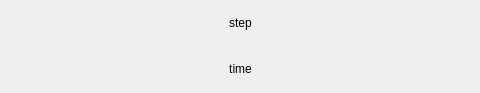
The window that res/ui/widget_item_step_info.ui (purejiang/BlankTool) describes before a commit, drawn with Qt 5; both pictures show x 128 to 608 and y 0 to 93 of the 700 by 93 pixel window.
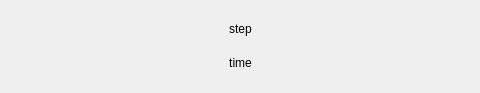
The same window after the commit.

```diff
--- a/res/ui/widget_item_step_info.ui
+++ b/res/ui/widget_item_step_info.ui
@@ -69,6 +69,12 @@
       <property name="spacing">
        <number>0</number>
       </property>
+      <property name="topMargin">
+       <number>12</number>
+      </property>
+      <property name="bottomMargin">
+       <number>12</number>
+      </property>
       <item>
        <widget class="QLabel" name="lb_step_title">
         <property name="sizePolicy">
```
